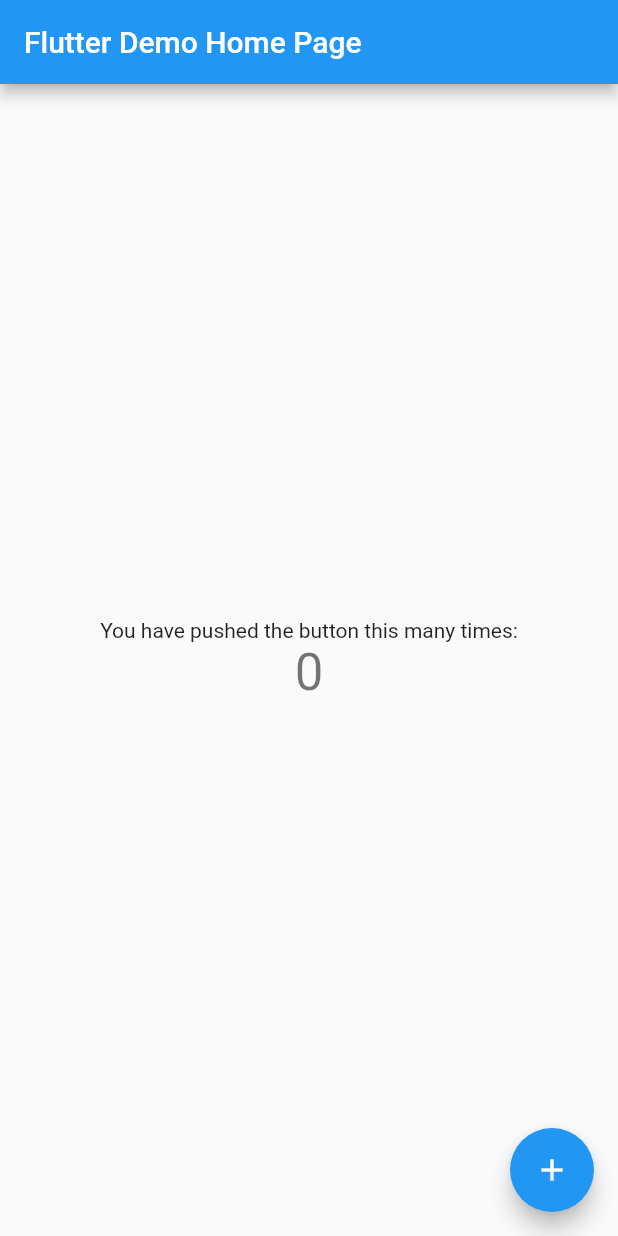
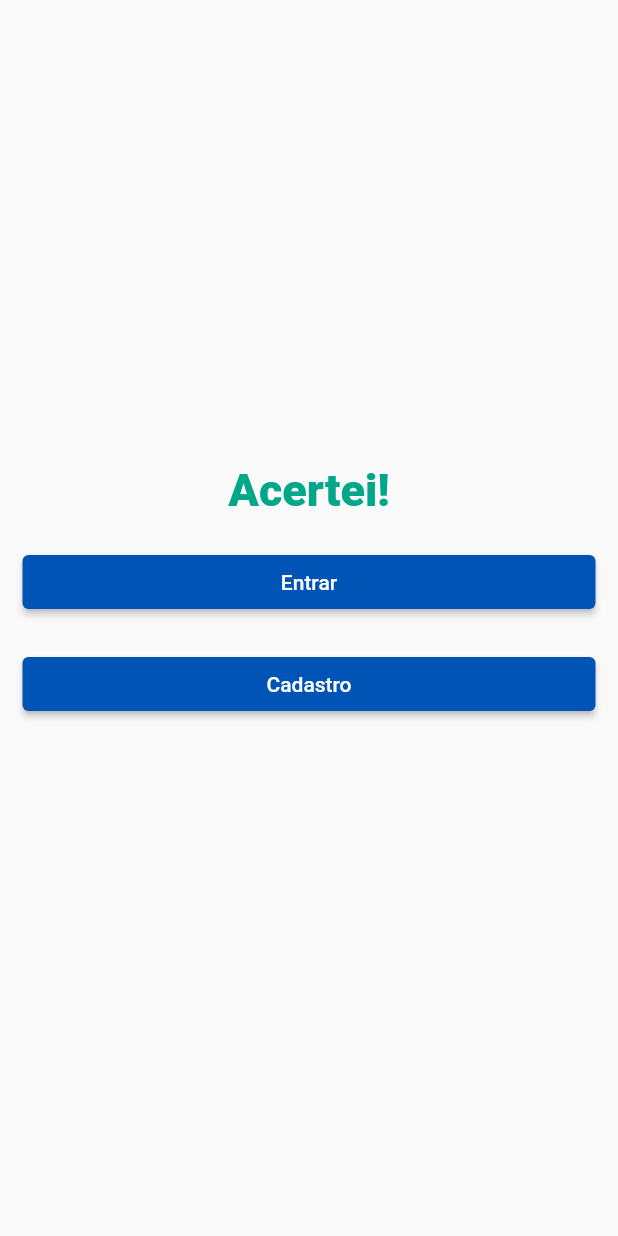
Before and after one commit to gilneyjr/acertei, a Flutter app: the screen it shows after launch, on a phone screen of 412 x 824 dp. Run offline on Flutter 3.47's test engine with Material 2 defaults, Android fonts, the light colour scheme and no system bars.

Commit message:
Add files via upload

```diff
--- a/lib/main.dart
+++ b/lib/main.dart
@@ -1,113 +1,6 @@
+import 'package:acertei/pages/home.dart';
 import 'package:flutter/material.dart';
 
 void main() {
-  runApp(MyApp());
+  runApp(MaterialApp(title: "Acertei!", home: Home()));
 }
-
-class MyApp extends StatelessWidget {
-  // This widget is the root of your application.
-  @override
-  Widget build(BuildContext context) {
-    return MaterialApp(
-      title: 'Flutter Demo',
-      theme: ThemeData(
-        // This is the theme of your application.
-        //
-        // Try running your application with "flutter run". You'll see the
-        // application has a blue toolbar. Then, without quitting the app, try
-        // changing the primarySwatch below to Colors.green and then invoke
-        // "hot reload" (press "r" in the console where you ran "flutter run",
-        // or simply save your changes to "hot reload" in a Flutter IDE).
-        // Notice that the counter didn't reset back to zero; the application
-        // is not restarted.
-        primarySwatch: Colors.blue,
-      ),
-      home: MyHomePage(title: 'Flutter Demo Home Page'),
-    );
-  }
-}
-
-class MyHomePage extends StatefulWidget {
-  MyHomePage({Key? key, required this.title}) : super(key: key);
-
-  // This widget is the home page of your application. It is stateful, meaning
-  // that it has a State object (defined below) that contains fields that affect
-  // how it looks.
-
-  // This class is the configuration for the state. It holds the values (in this
-  // case the title) provided by the parent (in this case the App widget) and
-  // used by the build method of the State. Fields in a Widget subclass are
-  // always marked "final".
-
-  final String title;
-
-  @override
-  _MyHomePageState createState() => _MyHomePageState();
-}
-
-class _MyHomePageState extends State<MyHomePage> {
-  int _counter = 0;
-
-  void _incrementCounter() {
-    setState(() {
-      // This call to setState tells the Flutter framework that something has
-      // changed in this State, which causes it to rerun the build method below
-      // so that the display can reflect the updated values. If we changed
-      // _counter without calling setState(), then the build method would not be
-      // called again, and so nothing would appear to happen.
-      _counter++;
-    });
-  }
-
-  @override
-  Widget build(BuildContext context) {
-    // This method is rerun every time setState is called, for instance as done
-    // by the _incrementCounter method above.
-    //
-    // The Flutter framework has been optimized to make rerunning build methods
-    // fast, so that you can just rebuild anything that needs updating rather
-    // than having to individually change instances of widgets.
-    return Scaffold(
-      appBar: AppBar(
-        // Here we take the value from the MyHomePage object that was created by
-        // the App.build method, and use it to set our appbar title.
-        title: Text(widget.title),
-      ),
-      body: Center(
-        // Center is a layout widget. It takes a single child and positions it
-        // in the middle of the parent.
-        child: Column(
-          // Column is also a layout widget. It takes a list of children and
-          // arranges them vertically. By default, it sizes itself to fit its
-          // children horizontally, and tries to be as tall as its parent.
-          //
-          // Invoke "debug painting" (press "p" in the console, choose the
-          // "Toggle Debug Paint" action from the Flutter Inspector in Android
-          // Studio, or the "Toggle Debug Paint" command in Visual Studio Code)
-          // to see the wireframe for each widget.
-          //
-          // Column has various properties to control how it sizes itself and
-          // how it positions its children. Here we use mainAxisAlignment to
-          // center the children vertically; the main axis here is the vertical
-          // axis because Columns are vertical (the cross axis would be
-          // horizontal).
-          mainAxisAlignment: MainAxisAlignment.center,
-          children: <Widget>[
-            Text(
-              'You have pushed the button this many times:',
-            ),
-            Text(
-              '$_counter',
-              style: Theme.of(context).textTheme.headline4,
-            ),
-          ],
-        ),
-      ),
-      floatingActionButton: FloatingActionButton(
-        onPressed: _incrementCounter,
-        tooltip: 'Increment',
-        child: Icon(Icons.add),
-      ), // This trailing comma makes auto-formatting nicer for build methods.
-    );
-  }
-}
--- /dev/null
+++ b/lib/pages/home.dart
@@ -0,0 +1,52 @@
+import 'package:flutter/cupertino.dart';
+import 'package:flutter/material.dart';
+
+class Home extends StatelessWidget {
+  @override
+  Widget build(BuildContext context) {
+    return Scaffold(
+        body: Container(
+            padding: EdgeInsets.fromLTRB(15, 15, 15, 60),
+            child: Column(
+              mainAxisAlignment: MainAxisAlignment.center,
+              children: [
+                Container(
+                    alignment: Alignment.center,
+                    padding: EdgeInsets.all(10),
+                    child: Text(
+                      'Acertei!',
+                      style: TextStyle(
+                          color: Color.fromARGB(255, 0, 167, 137),
+                          fontWeight: FontWeight.w800,
+                          fontSize: 30),
+                    )),
+                SizedBox(
+                    width: double.infinity,
+                    child: Container(
+                        padding: EdgeInsets.fromLTRB(0, 10, 0, 10),
+                        child: ElevatedButton(
+                            onPressed: () {},
+                            child: Text('Entrar',
+                                style: TextStyle(color: Colors.white)),
+                            style: ElevatedButton.styleFrom(
+                                primary: Color.fromARGB(
+                                    255, 0, 84, 182), // background
+                                onPrimary: Colors.white // foreground
+                                )))),
+                SizedBox(
+                    width: double.infinity,
+                    child: Container(
+                        padding: EdgeInsets.fromLTRB(0, 10, 0, 0),
+                        child: ElevatedButton(
+                            onPressed: () {},
+                            child: Text('Cadastro',
+                                style: TextStyle(color: Colors.white)),
+                            style: ElevatedButton.styleFrom(
+                                primary: Color.fromARGB(
+                                    255, 0, 84, 182), // background
+                                onPrimary: Colors.white // foreground
+                                ))))
+              ],
+            )));
+  }
+}
```
Also changed, not shown: lib/pages/cadastro.dart (added, +116 -0 lines), lib/pages/cartoes.dart (added, +54 -0 lines), lib/pages/login.dart (added, +90 -0 lines), lib/pages/materias.dart (added, +106 -0 lines), lib/pages/perguntas.dart (added, +45 -0 lines), lib/pages/resultado.dart (added, +75 -0 lines).
